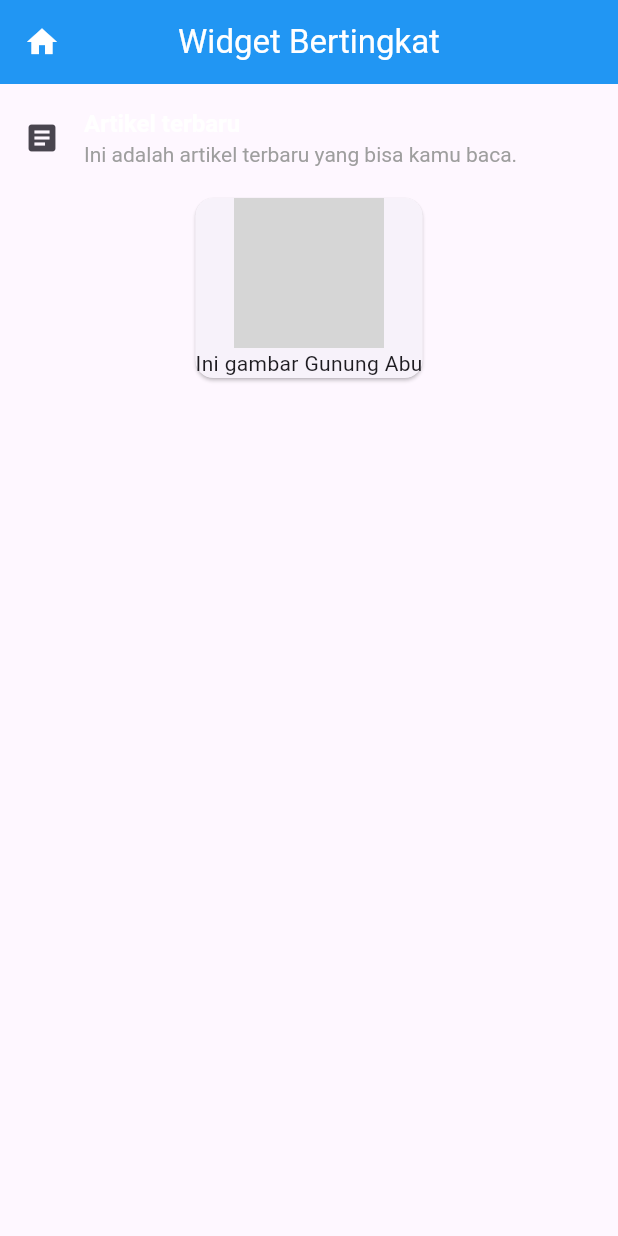
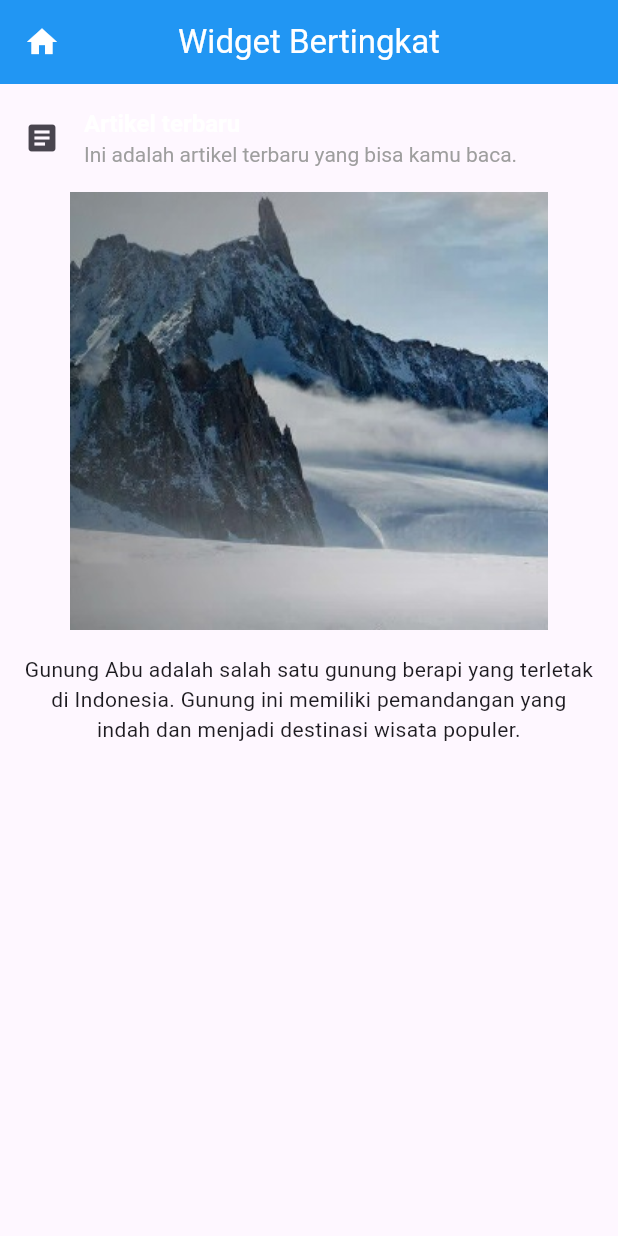
Before and after one commit to tauvickalansyah/widget_sederhana, a Flutter app: the screen it shows after launch, on a phone screen of 412 x 824 dp. Run offline on Flutter 3.47's test engine with Material 3 defaults, Android fonts, the phone set to English and light mode, and no system bars; grey boxes are pictures that could not be loaded.

Commit message:
mengubah direktori images dan yaml images

```diff
--- a/analysis_options.yaml
+++ b/analysis_options.yaml
@@ -1 +1 @@
-include: package:flutter_lints/flutter.yaml
+# Project-specific analysis options can be added here.
--- a/lib/main.dart
+++ b/lib/main.dart
@@ -4,9 +4,19 @@ void main() {
   runApp(const MainApp());
 }
 
+//class berfungsi untuk membuat widget utama dari aplikasi
+//extends StatelessWidget digunakan untuk membuat widget yang tidak memiliki state
+//const MainApp({super.key}) digunakan untuk membuat constructor dari class MainApp
+//super.key digunakan untuk memanggil constructor dari class StatelessWidget
 class MainApp extends StatelessWidget {
   const MainApp({super.key});
 
+//fungsi override digunakan untuk mengoverride method build dari class StatelessWidget
+//Widget build digunakan untuk membangun widget dari aplikasi
+//MaterialApp digunakan untuk membuat aplikasi dengan material design
+//home digunakan untuk menentukan halaman utama dari aplikasi
+//Scaffold digunakan untuk membuat struktur dasar dari aplikasi
+//AppBar digunakan untuk membuat bar di atas aplikasi
   @override
   Widget build(BuildContext context) {
     return MaterialApp(
@@ -18,6 +28,12 @@ class MainApp extends StatelessWidget {
           foregroundColor: Colors.white,
           centerTitle: true,
         ),
+
+        // fungsi body digunakan untuk menampilkan konten utama dari aplikasi
+        // Column digunakan untuk menampilkan widget secara vertikal
+        // fungsi children digunakan untuk menampung beberapa widget di dalam Column
+        // listTile digunakan untuk menampilkan informasi dalam bentuk daftar
+        // leading digunakan untuk menampilkan ikon di sebelah kiri
         body: Column(
           children: [
             ListTile(
@@ -27,13 +43,13 @@ class MainApp extends StatelessWidget {
               subtitle: Text('Ini adalah artikel terbaru yang bisa kamu baca.'),
               subtitleTextStyle: TextStyle(fontSize: 14, color: Colors.grey),
             ),
-            Card(
-              child: Column(
-                verticalDirection: VerticalDirection.down,
-                children: [
-                  Image.asset('assets/gunungabu.png', width: 100, height: 100),
-                  const Text('Ini gambar Gunung Abu', style: TextStyle(fontSize: 14,)),
-                ],
+            Image.asset('assets/images/gunungabu.jpg'),
+            Padding(
+              padding: const EdgeInsets.all(16.0),
+              child: Text(
+                'Gunung Abu adalah salah satu gunung berapi yang terletak di Indonesia. Gunung ini memiliki pemandangan yang indah dan menjadi destinasi wisata populer.',
+                style: TextStyle(fontSize: 14),
+                textAlign: TextAlign.center,
               ),
             ),
           ],
--- a/pubspec.yaml
+++ b/pubspec.yaml
@@ -13,10 +13,10 @@ dependencies:
 dev_dependencies:
   flutter_test:
     sdk: flutter
-  flutter_lints: ^5.0.0
+flutter_lints: ^5.0.0
 
 flutter:
   uses-material-design: true
 
-assets:
-  - assets/images/gunungabu.png
+  assets:
+    - assets/images/
```
Also changed, not shown: assets/images/beriam.jpg (added), assets/images/gunungabu.jpg (added), assets/images/gunungabu.png (deleted), pubspec.lock.
